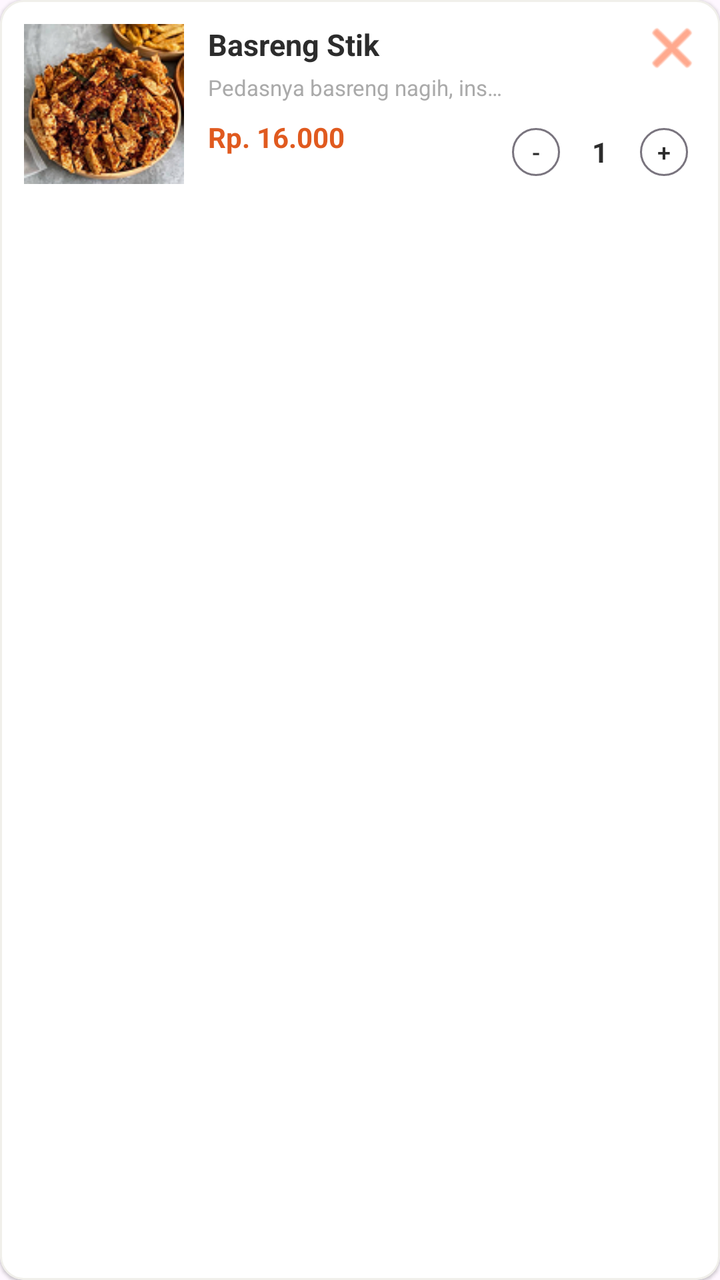
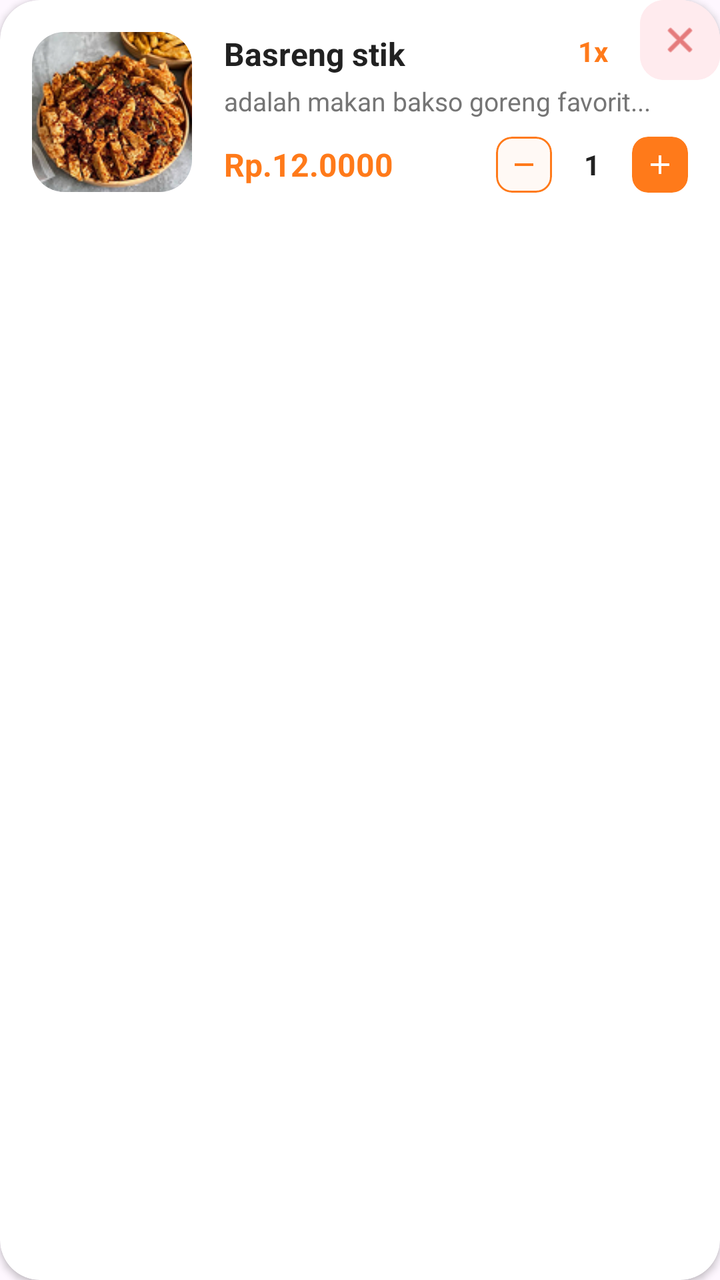

Screens rendered from an Android XML layout before and after an edit, with the pre-edit source and the edit as a unified diff.
<!-- AndroidManifest.xml: application theme Theme.Cemil_feels -->
<!-- res/layout/item_cart.xml -->
<?xml version="1.0" encoding="utf-8"?>
<com.google.android.material.card.MaterialCardView xmlns:android="http://schemas.android.com/apk/res/android"
    xmlns:app="http://schemas.android.com/apk/res-auto"
    xmlns:tools="http://schemas.android.com/tools"
    android:layout_width="match_parent"
    android:layout_height="wrap_content"
    android:layout_marginBottom="12dp"
    app:cardCornerRadius="12dp"
    app:cardElevation="1dp"
    app:strokeColor="@color/colorGrayLight"
    app:strokeWidth="1dp"
    app:cardBackgroundColor="@color/white">

    <androidx.constraintlayout.widget.ConstraintLayout
        android:layout_width="match_parent"
        android:layout_height="wrap_content"
        android:padding="12dp">

        <ImageView
            android:id="@+id/iv_cart_image"
            android:layout_width="80dp"
            android:layout_height="80dp"
            android:scaleType="centerCrop"
            android:src="@drawable/basreng_stik"
            app:layout_constraintStart_toStartOf="parent"
            app:layout_constraintTop_toTopOf="parent"
            app:layout_constraintBottom_toBottomOf="parent"
            android:contentDescription="Gambar Camilan" />

        <TextView
            android:id="@+id/tv_cart_name"
            android:layout_width="0dp"
            android:layout_height="wrap_content"
            android:layout_marginStart="12dp"
            android:text="Basreng Stik"
            android:textColor="@color/colorTextDark"
            android:textStyle="bold"
            android:textSize="15sp"
            app:layout_constraintStart_toEndOf="@id/iv_cart_image"
            app:layout_constraintEnd_toStartOf="@id/btn_cart_remove"
            app:layout_constraintTop_toTopOf="parent" />

        <ImageButton
            android:id="@+id/btn_cart_remove"
            android:layout_width="24dp"
            android:layout_height="24dp"
            android:background="?attr/selectableItemBackgroundBorderless"
            app:srcCompat="@android:drawable/ic_menu_close_clear_cancel"
            app:tint="@color/colorAccent"
            app:layout_constraintEnd_toEndOf="parent"
            app:layout_constraintTop_toTopOf="parent"
            android:contentDescription="Hapus Item" />

        <TextView
            android:id="@+id/tv_cart_desc"
            android:layout_width="0dp"
            android:layout_height="wrap_content"
            android:layout_marginStart="12dp"
            android:layout_marginTop="4dp"
            android:text="Pedasnya basreng nagih, instan usir..."
            android:textColor="@android:color/darker_gray"
            android:textSize="11sp"
            android:maxLines="1"
            android:ellipsize="end"
            app:layout_constraintStart_toEndOf="@id/iv_cart_image"
            app:layout_constraintEnd_toStartOf="@id/layout_cart_counter"
            app:layout_constraintTop_toBottomOf="@id/tv_cart_name" />

        <TextView
            android:id="@+id/tv_cart_price"
            android:layout_width="wrap_content"
            android:layout_height="wrap_content"
            android:layout_marginStart="12dp"
            android:layout_marginTop="8dp"
            android:text="Rp. 16.000"
            android:textColor="@color/colorPrimaryDark"
            android:textStyle="bold"
            android:textSize="14sp"
            app:layout_constraintStart_toEndOf="@id/iv_cart_image"
            app:layout_constraintTop_toBottomOf="@id/tv_cart_desc" />

        
        <LinearLayout
            android:id="@+id/layout_cart_counter"
            android:layout_width="wrap_content"
            android:layout_height="wrap_content"
            android:orientation="horizontal"
            android:gravity="center"
            app:layout_constraintBottom_toBottomOf="parent"
            app:layout_constraintEnd_toEndOf="parent">

            <Button
                android:id="@+id/btn_cart_minus"
                style="@style/Widget.Material3.Button.IconButton.Outlined"
                android:layout_width="32dp"
                android:layout_height="32dp"
                android:text="-"
                android:padding="0dp"
                android:textSize="12sp"
                android:textColor="@color/colorTextDark" />

            <TextView
                android:id="@+id/tv_cart_qty"
                android:layout_width="32dp"
                android:layout_height="wrap_content"
                android:text="1"
                android:gravity="center"
                android:textColor="@color/colorTextDark"
                android:textStyle="bold"
                android:textSize="14sp" />

            <Button
                android:id="@+id/btn_cart_plus"
                style="@style/Widget.Material3.Button.IconButton.Outlined"
                android:layout_width="32dp"
                android:layout_height="32dp"
                android:text="+"
                android:padding="0dp"
                android:textSize="12sp"
                android:textColor="@color/colorTextDark" />
        </LinearLayout>

    </androidx.constraintlayout.widget.ConstraintLayout>
</com.google.android.material.card.MaterialCardView>
<!-- resources referenced by this layout -->
<resources>
  <color name="colorAccent">#FF7043</color>
  <color name="colorGrayLight">#F0EFEA</color>
  <color name="colorPrimaryDark">#E05A1F</color>
  <color name="colorTextDark">#2C2C2C</color>
  <color name="white">#FFFFFFFF</color>
  <!-- drawable basreng_stik: png bitmap (drawable, 32994 bytes) -->
  <style name="Theme.Cemil_feels" parent="Base.Theme.Cemil_feels" />
  <style name="Base.Theme.Cemil_feels" parent="Theme.Material3.DayNight.NoActionBar">
          
          
      </style>
</resources>

<!-- the commit's change to res/layout/item_cart.xml (unified diff, before → after) -->
@@ -5,119 +5,171 @@
     android:layout_width="match_parent"
     android:layout_height="wrap_content"
     android:layout_marginBottom="12dp"
-    app:cardCornerRadius="12dp"
-    app:cardElevation="1dp"
-    app:strokeColor="@color/colorGrayLight"
-    app:strokeWidth="1dp"
-    app:cardBackgroundColor="@color/white">
+    app:cardCornerRadius="20dp"
+    app:cardElevation="2dp"
+    app:strokeWidth="0dp"
+    app:cardBackgroundColor="#FFFFFF">
 
     <androidx.constraintlayout.widget.ConstraintLayout
         android:layout_width="match_parent"
         android:layout_height="wrap_content"
-        android:padding="12dp">
+        android:paddingBottom="16dp">
 
-        <ImageView
-            android:id="@+id/iv_cart_image"
+        <com.google.android.material.card.MaterialCardView
+            android:id="@+id/card_cart_image"
             android:layout_width="80dp"
             android:layout_height="80dp"
-            android:scaleType="centerCrop"
-            android:src="@drawable/basreng_stik"
+            android:layout_marginStart="16dp"
+            android:layout_marginTop="16dp"
+            app:cardCornerRadius="16dp"
+            app:cardElevation="0dp"
+            app:strokeWidth="0dp"
             app:layout_constraintStart_toStartOf="parent"
-            app:layout_constraintTop_toTopOf="parent"
-            app:layout_constraintBottom_toBottomOf="parent"
-            android:contentDescription="Gambar Camilan" />
+            app:layout_constraintTop_toTopOf="parent">
+
+            <ImageView
+                android:id="@+id/iv_cart_image"
+                android:layout_width="match_parent"
+                android:layout_height="match_parent"
+                android:scaleType="centerCrop"
+                android:src="@drawable/basreng_stik"
+                android:contentDescription="Gambar Camilan" />
+        </com.google.android.material.card.MaterialCardView>
 
         <TextView
             android:id="@+id/tv_cart_name"
             android:layout_width="0dp"
             android:layout_height="wrap_content"
-            android:layout_marginStart="12dp"
-            android:text="Basreng Stik"
-            android:textColor="@color/colorTextDark"
+            android:layout_marginStart="16dp"
+            android:layout_marginTop="16dp"
+            android:layout_marginEnd="8dp"
+            android:text="Basreng stik"
+            android:textColor="#212121"
+            android:textSize="16sp"
             android:textStyle="bold"
-            android:textSize="15sp"
-            app:layout_constraintStart_toEndOf="@id/iv_cart_image"
+            app:layout_constraintEnd_toStartOf="@id/tv_cart_qty_x"
+            app:layout_constraintStart_toEndOf="@id/card_cart_image"
+            app:layout_constraintTop_toTopOf="parent" />
+
+        <TextView
+            android:id="@+id/tv_cart_qty_x"
+            android:layout_width="wrap_content"
+            android:layout_height="wrap_content"
+            android:layout_marginEnd="16dp"
+            android:layout_marginTop="16dp"
+            android:text="1x"
+            android:textColor="#FF7A1A"
+            android:textSize="14sp"
+            android:textStyle="bold"
             app:layout_constraintEnd_toStartOf="@id/btn_cart_remove"
             app:layout_constraintTop_toTopOf="parent" />
 
-        <ImageButton
+        <com.google.android.material.button.MaterialButton
             android:id="@+id/btn_cart_remove"
-            android:layout_width="24dp"
-            android:layout_height="24dp"
-            android:background="?attr/selectableItemBackgroundBorderless"
-            app:srcCompat="@android:drawable/ic_menu_close_clear_cancel"
-            app:tint="@color/colorAccent"
+            android:layout_width="40dp"
+            android:layout_height="40dp"
+            android:backgroundTint="#FFEBEE"
+            app:cornerRadius="12dp"
+            android:insetBottom="0dp"
+            android:insetTop="0dp"
+            android:padding="0dp"
+            app:icon="@android:drawable/ic_menu_close_clear_cancel"
+            app:iconPadding="0dp"
+            app:iconGravity="textStart"
+            app:iconSize="20dp"
+            app:iconTint="#D32F2F"
             app:layout_constraintEnd_toEndOf="parent"
-            app:layout_constraintTop_toTopOf="parent"
-            android:contentDescription="Hapus Item" />
+            app:layout_constraintTop_toTopOf="parent" />
 
         <TextView
             android:id="@+id/tv_cart_desc"
             android:layout_width="0dp"
             android:layout_height="wrap_content"
-            android:layout_marginStart="12dp"
+            android:layout_marginStart="16dp"
             android:layout_marginTop="4dp"
-            android:text="Pedasnya basreng nagih, instan usir..."
-            android:textColor="@android:color/darker_gray"
-            android:textSize="11sp"
+            android:layout_marginEnd="16dp"
+            android:ellipsize="end"
             android:maxLines="1"
-            android:ellipsize="end"
-            app:layout_constraintStart_toEndOf="@id/iv_cart_image"
-            app:layout_constraintEnd_toStartOf="@id/layout_cart_counter"
+            android:text="adalah makan bakso goreng favorit..."
+            android:textColor="#757575"
+            android:textSize="13sp"
+            app:layout_constraintEnd_toEndOf="parent"
+            app:layout_constraintStart_toEndOf="@id/card_cart_image"
             app:layout_constraintTop_toBottomOf="@id/tv_cart_name" />
 
         <TextView
             android:id="@+id/tv_cart_price"
             android:layout_width="wrap_content"
             android:layout_height="wrap_content"
-            android:layout_marginStart="12dp"
-            android:layout_marginTop="8dp"
-            android:text="Rp. 16.000"
-            android:textColor="@color/colorPrimaryDark"
+            android:layout_marginStart="16dp"
+            android:layout_marginTop="12dp"
+            android:text="Rp.12.0000"
+            android:textColor="#FF7A1A"
+            android:textSize="16sp"
             android:textStyle="bold"
-            android:textSize="14sp"
-            app:layout_constraintStart_toEndOf="@id/iv_cart_image"
+            app:layout_constraintStart_toEndOf="@id/card_cart_image"
             app:layout_constraintTop_toBottomOf="@id/tv_cart_desc" />
 
-        
         <LinearLayout
             android:id="@+id/layout_cart_counter"
             android:layout_width="wrap_content"
             android:layout_height="wrap_content"
+            android:layout_marginEnd="16dp"
+            android:gravity="center_vertical"
             android:orientation="horizontal"
-            android:gravity="center"
-            app:layout_constraintBottom_toBottomOf="parent"
-            app:layout_constraintEnd_toEndOf="parent">
+            app:layout_constraintBottom_toBottomOf="@id/tv_cart_price"
+            app:layout_constraintEnd_toEndOf="parent"
+            app:layout_constraintTop_toTopOf="@id/tv_cart_price">
 
-            <Button
+            
+            <com.google.android.material.card.MaterialCardView
                 android:id="@+id/btn_cart_minus"
-                style="@style/Widget.Material3.Button.IconButton.Outlined"
-                android:layout_width="32dp"
-                android:layout_height="32dp"
-                android:text="-"
-                android:padding="0dp"
-                android:textSize="12sp"
-                android:textColor="@color/colorTextDark" />
+                android:layout_width="28dp"
+                android:layout_height="28dp"
+                app:cardBackgroundColor="#FFF9F5"
+                app:cardCornerRadius="8dp"
+                app:strokeWidth="1dp"
+                app:strokeColor="#FF7A1A"
+                android:clickable="true"
+                android:focusable="true"
+                android:foreground="?attr/selectableItemBackground">
+                <ImageView
+                    android:layout_width="16dp"
+                    android:layout_height="16dp"
+                    android:layout_gravity="center"
+                    android:src="@drawable/ic_minus"
+                    app:tint="#FF7A1A"/>
+            </com.google.android.material.card.MaterialCardView>
 
             <TextView
                 android:id="@+id/tv_cart_qty"
-                android:layout_width="32dp"
+                android:layout_width="wrap_content"
                 android:layout_height="wrap_content"
+                android:layout_marginHorizontal="16dp"
                 android:text="1"
-                android:gravity="center"
-                android:textColor="@color/colorTextDark"
-                android:textStyle="bold"
-                android:textSize="14sp" />
+                android:textColor="#212121"
+                android:textSize="14sp"
+                android:textStyle="bold" />
 
-            <Button
+            
+            <com.google.android.material.card.MaterialCardView
                 android:id="@+id/btn_cart_plus"
-                style="@style/Widget.Material3.Button.IconButton.Outlined"
-                android:layout_width="32dp"
-                android:layout_height="32dp"
-                android:text="+"
-                android:padding="0dp"
-                android:textSize="12sp"
-                android:textColor="@color/colorTextDark" />
+                android:layout_width="28dp"
+                android:layout_height="28dp"
+                app:cardBackgroundColor="#FF7A1A"
+                app:cardCornerRadius="8dp"
+                app:strokeWidth="0dp"
+                android:clickable="true"
+                android:focusable="true"
+                android:foreground="?attr/selectableItemBackground">
+                <ImageView
+                    android:layout_width="16dp"
+                    android:layout_height="16dp"
+                    android:layout_gravity="center"
+                    android:src="@drawable/ic_plus"
+                    app:tint="@android:color/white"/>
+            </com.google.android.material.card.MaterialCardView>
+
         </LinearLayout>
 
     </androidx.constraintlayout.widget.ConstraintLayout>
<!-- resource entries referenced after the edit -->
@@ -1,11 +1,26 @@
 <!-- resources referenced by this layout -->
 <resources>
-  <color name="colorAccent">#FF7043</color>
-  <color name="colorGrayLight">#F0EFEA</color>
-  <color name="colorPrimaryDark">#E05A1F</color>
-  <color name="colorTextDark">#2C2C2C</color>
-  <color name="white">#FFFFFFFF</color>
   <!-- drawable basreng_stik: png bitmap (drawable, 32994 bytes) -->
+  <!-- drawable ic_minus (drawable) -->
+  <vector xmlns:android="http://schemas.android.com/apk/res/android"
+      android:width="24dp"
+      android:height="24dp"
+      android:viewportWidth="24"
+      android:viewportHeight="24">
+    <path
+        android:fillColor="@android:color/white"
+        android:pathData="M19,13H5v-2h14v2z"/>
+  </vector>
+  <!-- drawable ic_plus (drawable) -->
+  <vector xmlns:android="http://schemas.android.com/apk/res/android"
+      android:width="24dp"
+      android:height="24dp"
+      android:viewportWidth="24"
+      android:viewportHeight="24">
+    <path
+        android:fillColor="#FFFFFFFF"
+        android:pathData="M19,13h-6v6h-2v-6H5v-2h6V5h2v6h6v2z"/>
+  </vector>
   <style name="Theme.Cemil_feels" parent="Base.Theme.Cemil_feels" />
   <style name="Base.Theme.Cemil_feels" parent="Theme.Material3.DayNight.NoActionBar">
           
